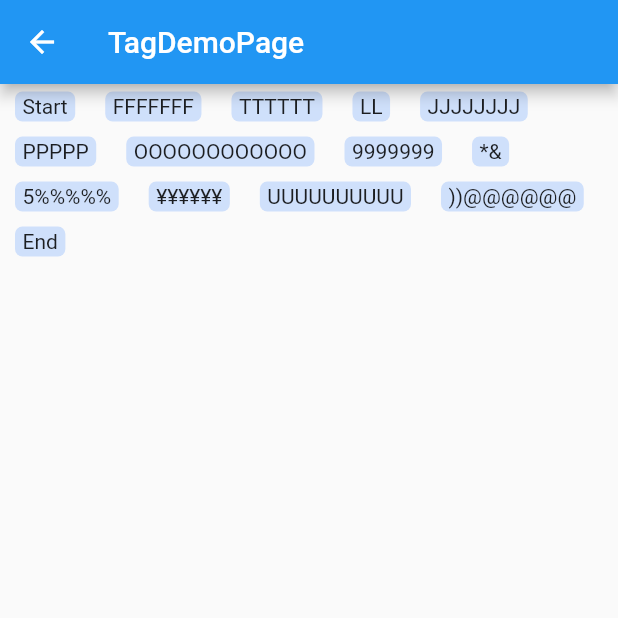
After one commit to CarGuo/gsy_flutter_book, a Flutter app: the TagDemoPage screen opened by its route, on a phone screen of 412 x 824 dp, the top half of it. The commit adds this screen. Run offline on Flutter 3.47's test engine with Material 2 defaults, Android fonts, the phone set to English and light mode, and no system bars; our stand-ins replace scroll_to_index.

Commit message:
增加 tag demo

```diff
--- a/lib/main.dart
+++ b/lib/main.dart
@@ -9,6 +9,7 @@ import 'package:gsy_flutter_demo/widget/refrsh_demo_page2.dart';
 import 'package:gsy_flutter_demo/widget/scroll_listener_demo_page.dart';
 import 'package:gsy_flutter_demo/widget/scroll_to_index_demo_page.dart';
 import 'package:gsy_flutter_demo/widget/scroll_to_index_demo_page2.dart';
+import 'package:gsy_flutter_demo/widget/tag_demo_page.dart';
 import 'package:gsy_flutter_demo/widget/text_line_height_demo_page.dart';
 import 'package:gsy_flutter_demo/widget/transform_demo_page.dart';
 
@@ -83,6 +84,7 @@ const routerName = [
   "简单上下刷新3 例子",
   "绝对定位 例子",
   "弹出提示框 例子",
+  "Tag 例子",
 ];
 
 Map<String, WidgetBuilder> routers = {
@@ -122,5 +124,8 @@ Map<String, WidgetBuilder> routers = {
   "widget/bubble": (context) {
     return new BubbleDemoPage();
   },
+  "widget/tags": (context) {
+    return new TagDemoPage();
+  },
 
 };
--- /dev/null
+++ b/lib/widget/tag_demo_page.dart
@@ -0,0 +1,52 @@
+import 'package:flutter/material.dart';
+
+class TagDemoPage extends StatelessWidget {
+  @override
+  Widget build(BuildContext context) {
+    return Scaffold(
+      appBar: AppBar(
+        title: new Text("TagDemoPage"),
+      ),
+      body: new Container(
+        child: new Wrap(children: <Widget>[
+          new TagItem("Start"),
+          for (var item in tags) new TagItem(item),
+          new TagItem("End"),
+        ]),
+      ),
+    );
+  }
+}
+
+class TagItem extends StatelessWidget {
+  final String text;
+
+  TagItem(this.text);
+
+  @override
+  Widget build(BuildContext context) {
+    return Container(
+      padding: EdgeInsets.symmetric(vertical: 2, horizontal: 5),
+      margin: EdgeInsets.symmetric(vertical: 5, horizontal: 10),
+      decoration: BoxDecoration(
+          color: Colors.blueAccent.withAlpha(60),
+          borderRadius: BorderRadius.all(Radius.circular(5))),
+      child: new Text(text),
+    );
+  }
+}
+
+const List<String> tags = [
+  "FFFFFFF",
+  "TTTTTT",
+  "LL",
+  "JJJJJJJJ",
+  "PPPPP",
+  "OOOOOOOOOOOO",
+  "9999999",
+  "*&",
+  "5%%%%%",
+  "¥¥¥¥¥¥",
+  "UUUUUUUUUU",
+  "))@@@@@@"
+];
--- a/pubspec.yaml
+++ b/pubspec.yaml
@@ -14,7 +14,7 @@ description: A new Flutter application by gsy
 version: 1.0.0+1
 
 environment:
-  sdk: ">=2.1.0 <3.0.0"
+  sdk: ">=2.2.2 <3.0.0"
 
 dependencies:
   flutter:
```
Also changed, not shown: pubspec.lock.
